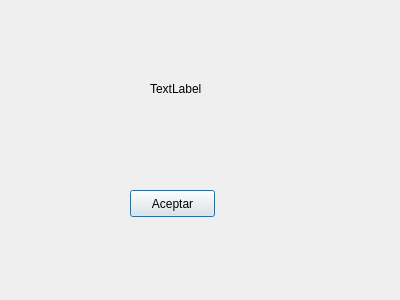
Above: client/ui/resultwindow.ui from FrancoLiberali/Worms-TallerI before the change. Below: the same form after it.
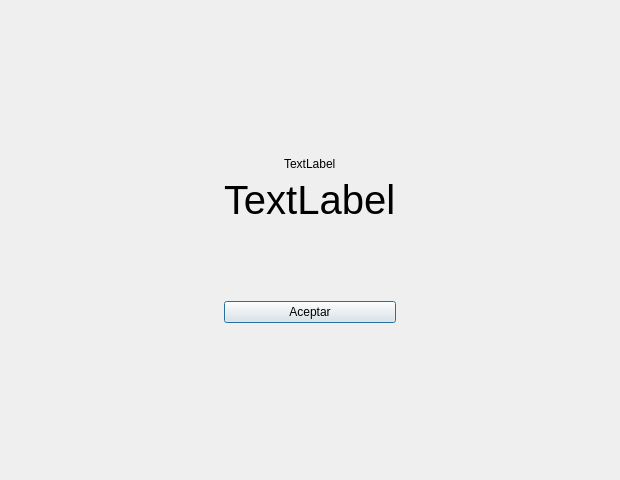
That is the form after the change.

```diff
--- a/client/ui/resultwindow.ui
+++ b/client/ui/resultwindow.ui
@@ -6,39 +6,110 @@
    <rect>
     <x>0</x>
     <y>0</y>
-    <width>400</width>
-    <height>300</height>
+    <width>620</width>
+    <height>480</height>
    </rect>
   </property>
   <property name="windowTitle">
    <string>resultwindow</string>
   </property>
-  <widget class="QLabel" name="lbl_result">
-   <property name="geometry">
-    <rect>
-     <x>150</x>
-     <y>80</y>
-     <width>54</width>
-     <height>17</height>
-    </rect>
-   </property>
-   <property name="text">
-    <string>TextLabel</string>
-   </property>
-  </widget>
-  <widget class="QPushButton" name="btn_aceptar">
-   <property name="geometry">
-    <rect>
-     <x>130</x>
-     <y>190</y>
-     <width>85</width>
-     <height>27</height>
-    </rect>
-   </property>
-   <property name="text">
-    <string>Aceptar</string>
-   </property>
-  </widget>
+  <layout class="QGridLayout" name="gridLayout">
+   <item row="2" column="0">
+    <spacer name="horizontalSpacer">
+     <property name="orientation">
+      <enum>Qt::Horizontal</enum>
+     </property>
+     <property name="sizeHint" stdset="0">
+      <size>
+       <width>40</width>
+       <height>20</height>
+      </size>
+     </property>
+    </spacer>
+   </item>
+   <item row="3" column="1">
+    <spacer name="verticalSpacer_2">
+     <property name="orientation">
+      <enum>Qt::Vertical</enum>
+     </property>
+     <property name="sizeHint" stdset="0">
+      <size>
+       <width>20</width>
+       <height>40</height>
+      </size>
+     </property>
+    </spacer>
+   </item>
+   <item row="2" column="2">
+    <spacer name="horizontalSpacer_2">
+     <property name="orientation">
+      <enum>Qt::Horizontal</enum>
+     </property>
+     <property name="sizeHint" stdset="0">
+      <size>
+       <width>40</width>
+       <height>20</height>
+      </size>
+     </property>
+    </spacer>
+   </item>
+   <item row="2" column="1">
+    <layout class="QVBoxLayout" name="verticalLayout">
+     <item alignment="Qt::AlignHCenter">
+      <widget class="QLabel" name="lbl_result">
+       <property name="font">
+        <font>
+         <pointsize>30</pointsize>
+        </font>
+       </property>
+       <property name="text">
+        <string>TextLabel</string>
+       </property>
+      </widget>
+     </item>
+     <item>
+      <spacer name="verticalSpacer_3">
+       <property name="orientation">
+        <enum>Qt::Vertical</enum>
+       </property>
+       <property name="sizeHint" stdset="0">
+        <size>
+         <width>20</width>
+         <height>40</height>
+        </size>
+       </property>
+      </spacer>
+     </item>
+     <item>
+      <widget class="QPushButton" name="btn_aceptar">
+       <property name="text">
+        <string>Aceptar</string>
+       </property>
+      </widget>
+     </item>
+    </layout>
+   </item>
+   <item row="0" column="1">
+    <spacer name="verticalSpacer">
+     <property name="orientation">
+      <enum>Qt::Vertical</enum>
+     </property>
+     <property name="sizeHint" stdset="0">
+      <size>
+       <width>20</width>
+       <height>40</height>
+      </size>
+     </property>
+    </spacer>
+   </item>
+   <item row="1" column="1" alignment="Qt::AlignHCenter">
+    <widget class="QLabel" name="label">
+     <property name="text">
+      <string>TextLabel</string>
+     </property>
+    </widget>
+   </item>
+  </layout>
  </widget>
  <layoutdefault spacing="6" margin="11"/>
  <resources/>
```
